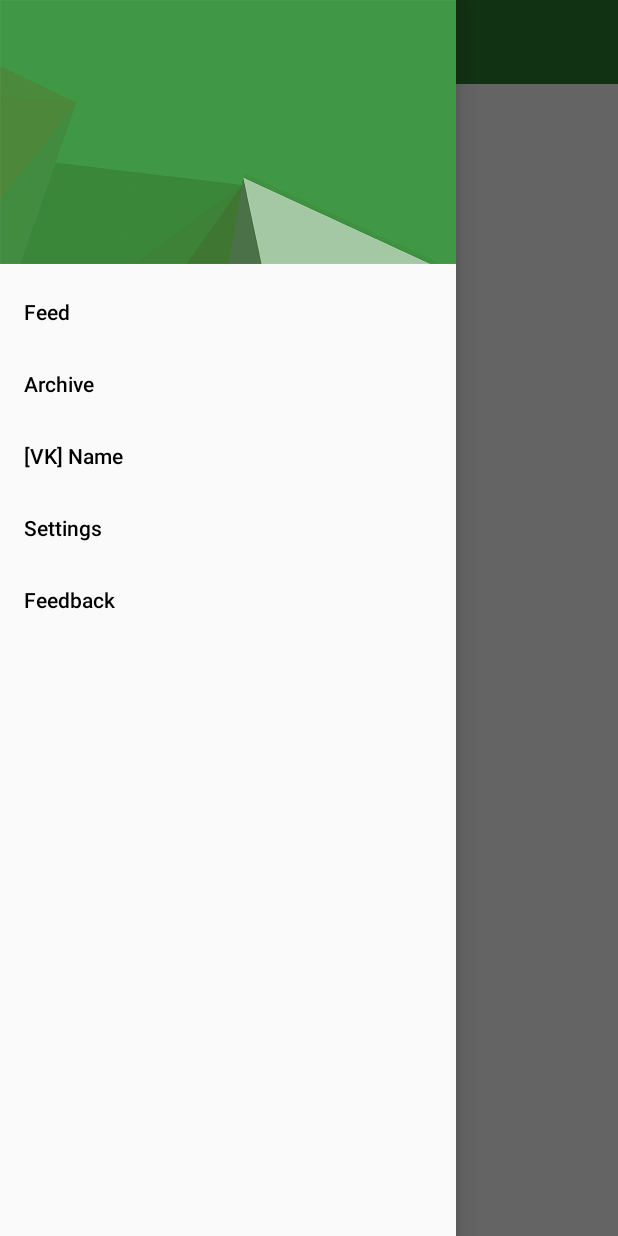
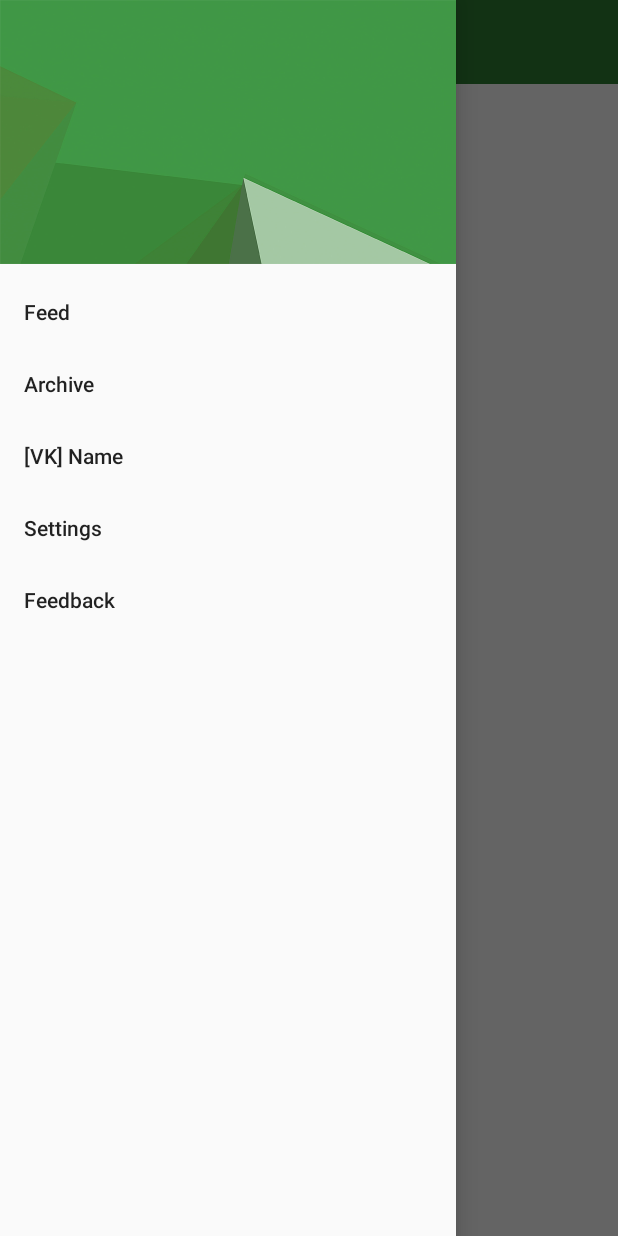
Before and after one commit to LowTension/Social-Reader, an Android app: the screen it shows after launch (ArticleListActivity), with the side drawer open, on a phone screen of 412 x 824 dp. Run offline under Robolectric (Android 15) with nearby library versions, the phone set to English and light mode, and no system bars; libraries missing offline, so code that uses them is left out: com.vk.sdk; 3 statements that could not run were skipped.

Commit message:
Remove textColor attributes from style files

```diff
--- a/app/src/main/res/values-v21/styles.xml
+++ b/app/src/main/res/values-v21/styles.xml
@@ -6,9 +6,6 @@
         <item name="colorPrimary">@color/colorPrimary</item>
         <item name="colorPrimaryDark">@color/colorPrimaryDark</item>
         <item name="colorAccent">@color/colorAccent</item>
-
-        <item name="android:textColorPrimary">@android:color/black</item>
-        <item name="android:textColorSecondary">@android:color/holo_orange_dark</item>
 
         <item name="windowActionBar">false</item>
         <item name="windowActionModeOverlay">true</item>
--- a/app/src/main/res/values/styles.xml
+++ b/app/src/main/res/values/styles.xml
@@ -7,9 +7,6 @@
         <item name="colorPrimaryDark">@color/colorPrimaryDark</item>
         <item name="colorAccent">@color/colorAccent</item>
 
-        <item name="android:textColorPrimary">@android:color/black</item>
-        <item name="android:textColorSecondary">@android:color/holo_orange_dark</item>
-
         <item name="windowActionBar">false</item>
         <item name="windowActionModeOverlay">true</item>
     </style>
```
